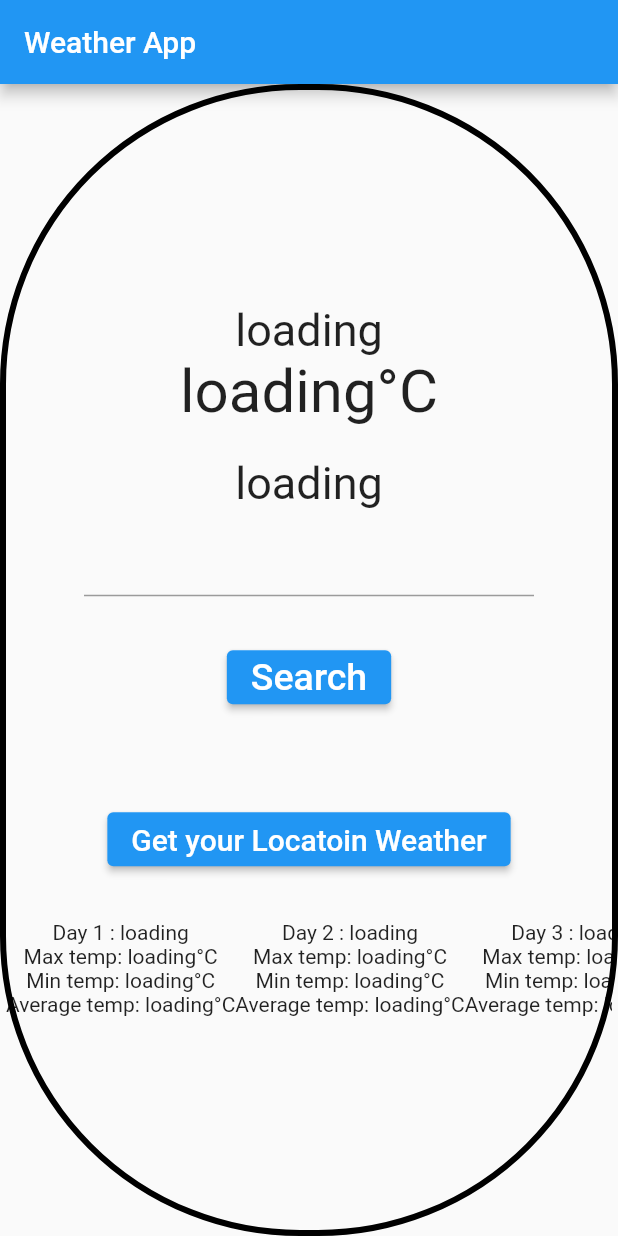
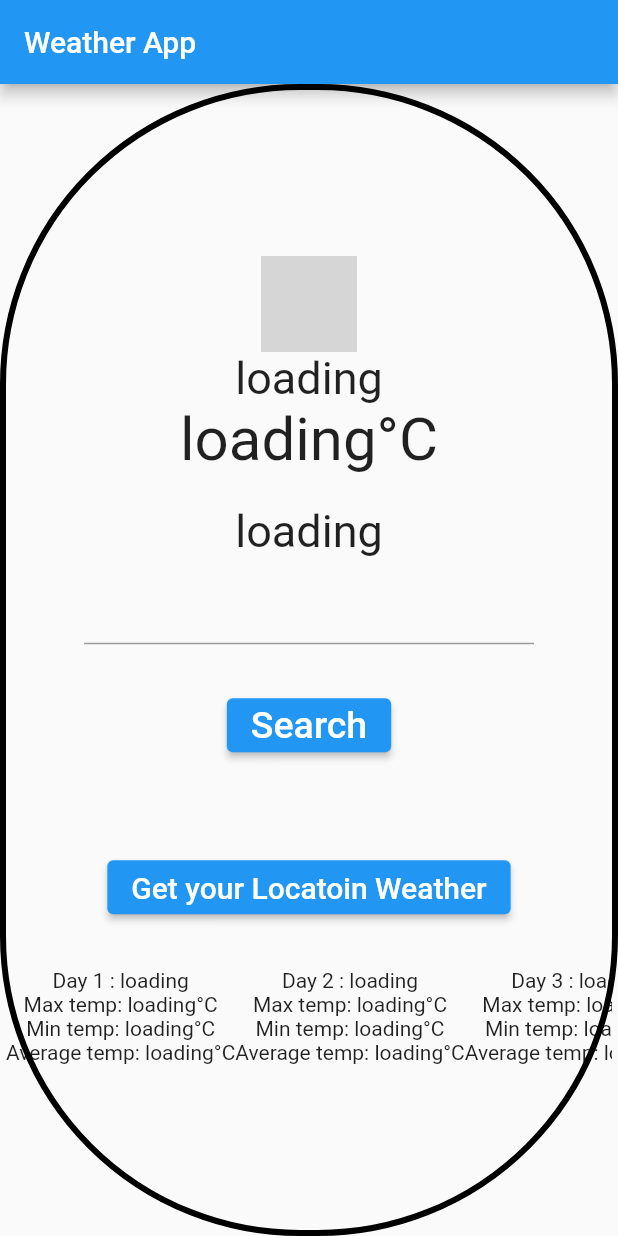
Before and after one commit to AshiqPranto/soft_dev_lab_exam-3_1-_2nd_shift, a Flutter app: the screen it shows after launch, on a phone screen of 412 x 824 dp. Run offline on Flutter 3.47's test engine with Material 2 defaults, Android fonts, the phone set to English and light mode, and no system bars; our stand-ins replace geolocator; network calls fail; grey boxes are pictures that could not be loaded.

Commit message:
7daysforcastadded

```diff
--- a/lib/homePage.dart
+++ b/lib/homePage.dart
@@ -178,7 +178,7 @@ class _homepageState extends State<homepage> {
                 child: Column(
                   mainAxisAlignment: MainAxisAlignment.center,
                   children: [
-                    // Image.network(iconId),
+                    // Image.network((iconId == null? "https://cdn.pixabay.com/photo/2015/04/23/22/00/tree-736885_960_720.jpg":iconId)),
                     // Image(image: NetworkImage(iconId)),
                     // NetworkImage(iconId);
 
@@ -188,19 +188,19 @@ class _homepageState extends State<homepage> {
                     //   height: 100,
                     //   width: 100,
                     // ),
-                    // Container(
-                    //   width: 64,
-                    //   height: 64,
-                    //   decoration: BoxDecoration(
-                    //       image: DecorationImage(
-                    //           image: NetworkImage(
-                    //               (iconId == null ? "https://cdn.pixabay.com/photo/2015/04/23/22/00/tree-736885_960_720.jpg" : iconId)
-                    //             // "https:///cdn.weatherapi.com/weather/64x64/day/116.png"
-                    //             // "https://cdn.pixabay.com/photo/2015/04/23/22/00/tree-736885_960_720.jpg"
-                    //           )
-                    //       )
-                    //   ),
-                    // ),
+                    Container(
+                      width: 64,
+                      height: 64,
+                      decoration: BoxDecoration(
+                          image: DecorationImage(
+                              image: NetworkImage(
+                                  (iconId == null ? "https://cdn.pixabay.com/photo/2015/04/23/22/00/tree-736885_960_720.jpg" : iconId)
+                                // "https:///cdn.weatherapi.com/weather/64x64/day/116.png"
+                                // "https://cdn.pixabay.com/photo/2015/04/23/22/00/tree-736885_960_720.jpg"
+                              )
+                          )
+                      ),
+                    ),
                     Text((currentCityName == null ? "loading" : currentCityName),
                         style: TextStyle(
                             fontSize: 30
@@ -245,7 +245,7 @@ class _homepageState extends State<homepage> {
                     SingleChildScrollView(
                       scrollDirection: Axis.horizontal,
                       child: Row(
-
+                        mainAxisAlignment: MainAxisAlignment.start,
                         children: [
                           Column(
                             mainAxisAlignment: MainAxisAlignment.start,
```
